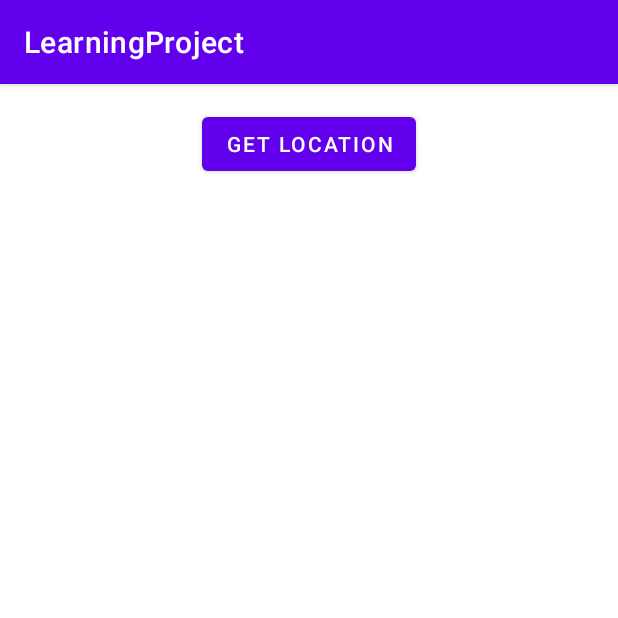
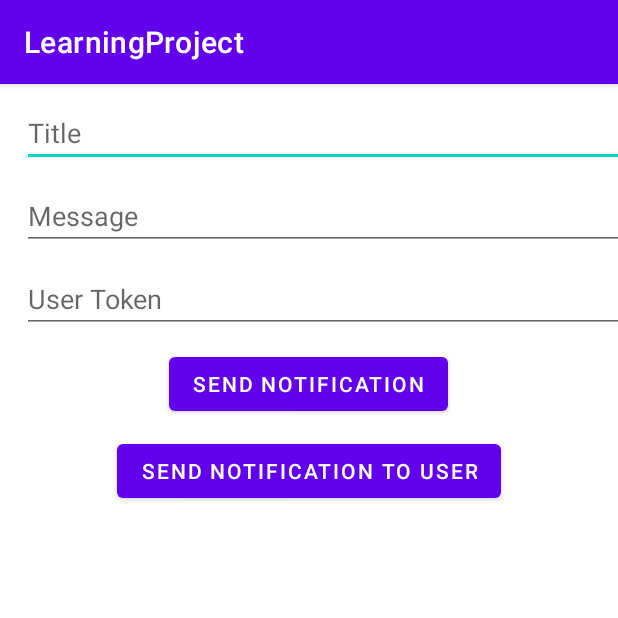
Before and after one commit to priyadharshini-r-coder/LearningProject, an Android app: the screen it shows after launch (MapsActivity before the commit, MainActivity after it), on a phone screen of 412 x 824 dp, the top half of it. Run offline under Robolectric (Android 15) with nearby library versions, the phone set to English and light mode, and no system bars; our stand-ins replace data binding; 1 statement that could not run was skipped.

Commit message:
Firebase notifications

```diff
--- a/app/build.gradle
+++ b/app/build.gradle
@@ -51,4 +51,6 @@ dependencies {
     implementation platform('com.google.firebase:firebase-bom:29.0.3')
     implementation 'com.google.firebase:firebase-analytics:20.0.2'
 
+    implementation 'com.android.volley:volley:1.2.1'
+
 }
--- a/app/src/main/java/com/example/learningproject/MainActivity.java
+++ b/app/src/main/java/com/example/learningproject/MainActivity.java
@@ -1,14 +1,82 @@
 package com.example.learningproject;
 
+import androidx.annotation.NonNull;
 import androidx.appcompat.app.AppCompatActivity;
+import androidx.databinding.DataBindingUtil;
 
 import android.os.Bundle;
+import android.util.Log;
+import android.view.View;
+import android.widget.Toast;
+
+import com.example.learningproject.databinding.ActivityMainBinding;
+import com.google.android.gms.tasks.OnCompleteListener;
+import com.google.android.gms.tasks.Task;
+import com.google.firebase.messaging.FirebaseMessaging;
+
+import java.util.Objects;
+
+import javax.xml.transform.Result;
 
 public class MainActivity extends AppCompatActivity {
-
+public ActivityMainBinding binding;
+String token;
     @Override
     protected void onCreate(Bundle savedInstanceState) {
         super.onCreate(savedInstanceState);
-        setContentView(R.layout.activity_main);
+        binding= DataBindingUtil.setContentView(this,R.layout.activity_main);
+
+        FirebaseMessaging.getInstance().subscribeToTopic("all");
+        FirebaseInstanceId.getInstance().getInstanceId().
+                addOnCompleteListener(new OnCompleteListener<Result>() {
+                    @Override
+                    public void onComplete(@NonNull Task<Result> task) {
+                        if(task.isSuccessful())
+                        {
+                        token = Objects.requireNonNull(task.getResult().getToken());
+                        Log.d("Tag","token" +token);
+
+                        }
+                    }
+                });
+
+      binding.sendNotification.setOnClickListener(new View.OnClickListener() {
+         @Override
+         public void onClick(View v) {
+  if(!binding.title.getText().toString().isEmpty() &&
+       !binding.message.getText().toString().isEmpty())
+  {
+     FcmNotificationSender notificationSender=new FcmNotificationSender(
+             "/topics/all",binding.title.getText().toString(),
+             binding.message.getText().toString(),getApplicationContext(),MainActivity.this);
+     notificationSender.SendNotifications();
+  }
+  else
+  {
+      Toast.makeText(MainActivity.this,"Please enter Details",Toast.LENGTH_LONG).show();
+  }
+
+         }
+     });
+
+      binding.sendNotificationParticularuser.setOnClickListener(new View.OnClickListener() {
+          @Override
+          public void onClick(View v) {
+             if(!binding.title.getText().toString().isEmpty()  &&
+            !binding.message.getText().toString().isEmpty() && !binding.userToken.getText().toString().isEmpty())
+             {
+
+                 FcmNotificationSender notificationSender = new FcmNotificationSender(binding.userToken.getText().toString(),binding.title.getText().toString(),
+                         binding.message.getText().toString(),getApplicationContext(),MainActivity.this);
+                 notificationSender.SendNotifications();
+             }
+             else
+             {
+                 Toast.makeText(MainActivity.this,"Please Enter Details",Toast.LENGTH_LONG).show();
+             }
+          }
+      });
     }
+
+
 }
--- a/app/src/main/java/com/example/learningproject/MapsActivity.java
+++ b/app/src/main/java/com/example/learningproject/MapsActivity.java
@@ -27,10 +27,11 @@ import java.util.List;
 import java.util.Locale;
 
 public class MapsActivity extends AppCompatActivity {
+
     //Initialise variables
-    Button btnLocation;
+   // Button btnLocation;
     public ActivityMapsBinding binding;
-    TextView textView1, textView2, textView3, textView4, textView5;
+   // TextView textView1, textView2, textView3, textView4, textView5;
     FusedLocationProviderClient fusedLocationProviderClient;
 
     @Override
--- a/app/src/main/res/layout/activity_main.xml
+++ b/app/src/main/res/layout/activity_main.xml
@@ -1,18 +1,58 @@
 <?xml version="1.0" encoding="utf-8"?>
-<androidx.constraintlayout.widget.ConstraintLayout xmlns:android="http://schemas.android.com/apk/res/android"
+<layout
+    xmlns:android="http://schemas.android.com/apk/res/android"
     xmlns:app="http://schemas.android.com/apk/res-auto"
-    xmlns:tools="http://schemas.android.com/tools"
+    xmlns:tools="http://schemas.android.com/tools">
+
+
+<LinearLayout
     android:layout_width="match_parent"
     android:layout_height="match_parent"
-    tools:context=".MainActivity">
+    tools:context=".MainActivity"
+    android:orientation="vertical">
 
-    <TextView
+    <EditText
+        android:layout_width="match_parent"
+        android:layout_marginStart="10dp"
+        android:layout_height="wrap_content"
+        android:id="@+id/title"
+        android:inputType="text"
+        android:layout_gravity="center"
+        android:hint="Title"
+        android:layout_marginTop="10dp"/>
+
+    <EditText
+        android:layout_width="match_parent"
+        android:layout_marginStart="10dp"
+        android:layout_height="wrap_content"
+        android:id="@+id/message"
+        android:hint="Message"
+        android:layout_gravity="center"
+        android:inputType="text"
+        android:layout_marginTop="10dp"/>
+    <EditText
+        android:layout_width="match_parent"
+        android:layout_marginStart="10dp"
+        android:layout_height="wrap_content"
+        android:id="@+id/userToken"
+        android:hint="User Token"
+        android:inputType="text"
+        android:layout_gravity="center"
+        android:layout_marginTop="10dp"/>
+    <Button
         android:layout_width="wrap_content"
         android:layout_height="wrap_content"
-        android:text="Hello World!"
-        app:layout_constraintBottom_toBottomOf="parent"
-        app:layout_constraintLeft_toLeftOf="parent"
-        app:layout_constraintRight_toRightOf="parent"
-        app:layout_constraintTop_toTopOf="parent" />
+        android:id="@+id/sendNotification"
+         android:layout_gravity="center"
+        android:layout_marginTop="10dp"
+        android:text="Send Notification"/>
+    <Button
+        android:layout_width="wrap_content"
+        android:layout_height="wrap_content"
+        android:id="@+id/sendNotificationParticularuser"
+        android:layout_gravity="center"
+        android:layout_marginTop="10dp"
+        android:text="Send Notification To User"/>
 
-</androidx.constraintlayout.widget.ConstraintLayout>
+</LinearLayout>
+</layout>
```
Also changed, not shown: app/src/main/AndroidManifest.xml (+5 -3 lines), app/src/main/java/com/example/learningproject/FcmNotificationSender.java (added, +96 -0 lines), app/src/main/java/com/example/learningproject/MyFirebaseInstanceIDService.java (+86 -5 lines).
